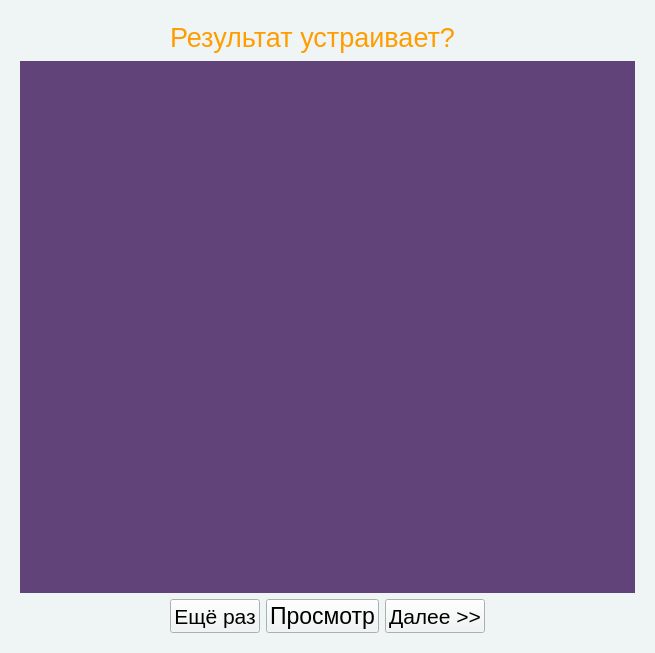
vehar/webcam_ding, file subscreen.ui: the form before one commit.
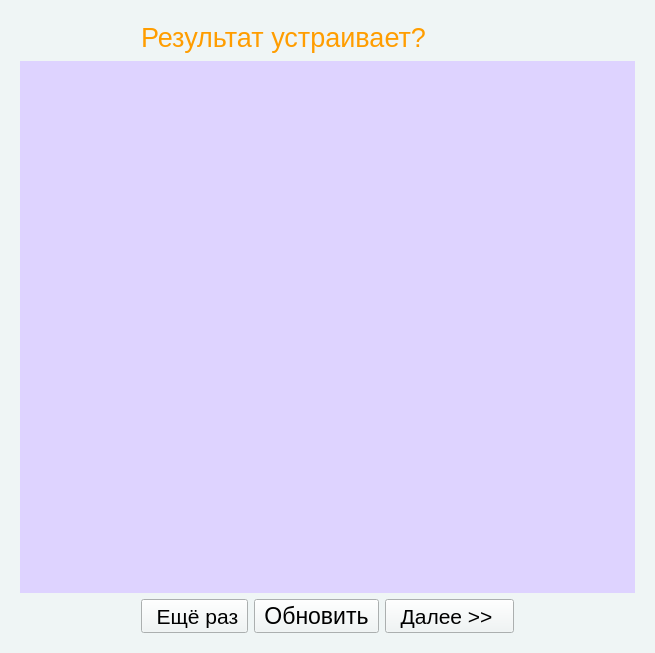
The form after the commit. The open tabs and pages were chosen to show the change. Custom widgets are drawn as their Qt base class.

What changed in the file:
```diff
--- a/subscreen.ui
+++ b/subscreen.ui
@@ -188,7 +188,8 @@
           </size>
          </property>
          <property name="styleSheet">
-          <string notr="true">background-color: rgb(97, 67, 121);</string>
+          <string notr="true">background-color: rgb(97, 67, 121);
+background-color: rgb(222, 211, 255);</string>
          </property>
          <property name="text">
           <string/>
@@ -212,7 +213,7 @@
           </font>
          </property>
          <property name="text">
-          <string>Ещё раз</string>
+          <string>  Ещё раз </string>
          </property>
         </widget>
        </item>
@@ -230,7 +231,7 @@
           </font>
          </property>
          <property name="text">
-          <string>Далее &gt;&gt;</string>
+          <string>  Далее &gt;&gt;   </string>
          </property>
         </widget>
        </item>
@@ -248,7 +249,7 @@
           </font>
          </property>
          <property name="text">
-          <string>Просмотр</string>
+          <string> Обновить </string>
          </property>
         </widget>
        </item>
```
Left out of the diff: 14 changed lines with no effect on the pictures.
